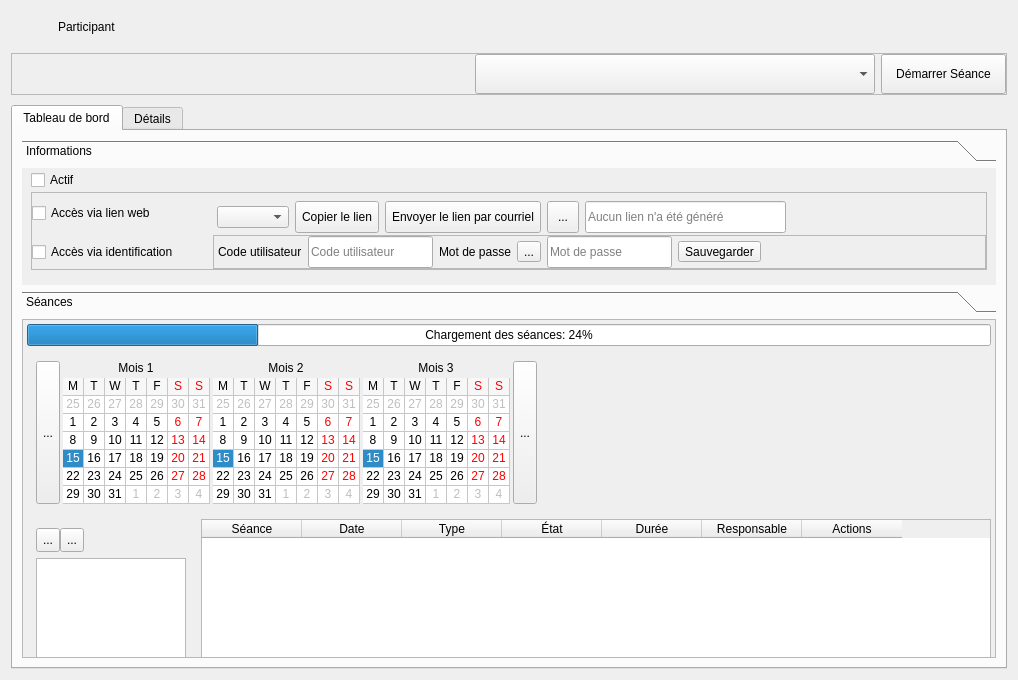
Qt form client/src/editors/ParticipantWidget.ui (introlab/openteraplus) before a commit.
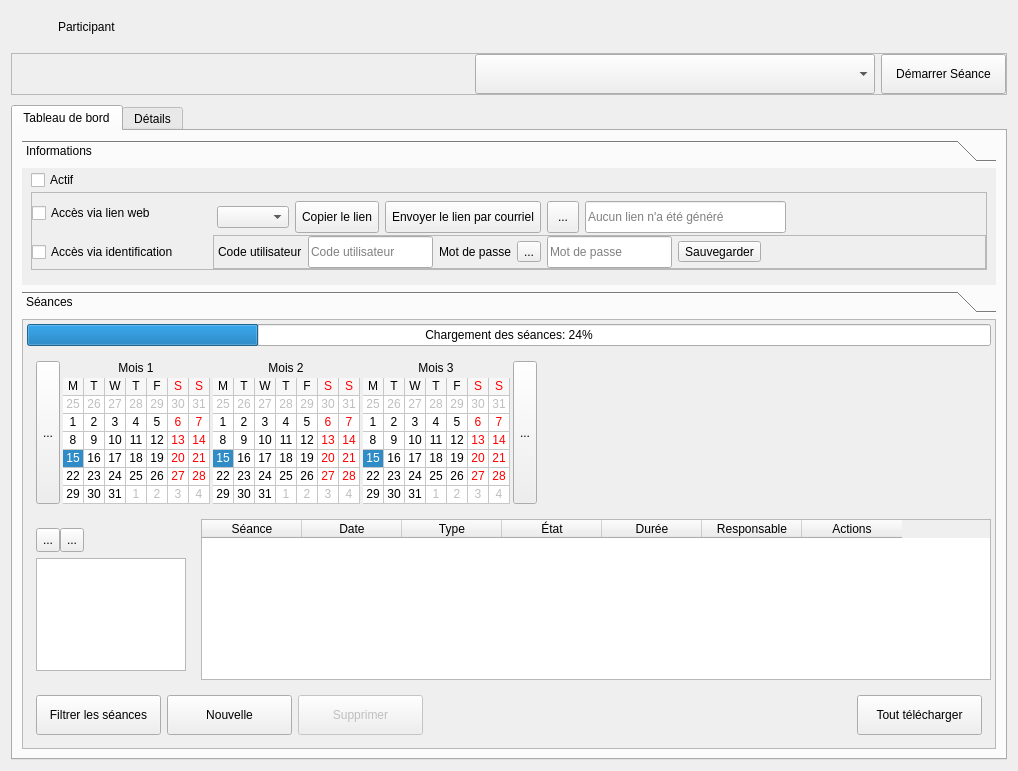
The same form after that commit. Icons and pictures are not drawn. Custom widgets are drawn as their Qt base class.

```diff
--- a/client/src/editors/ParticipantWidget.ui
+++ b/client/src/editors/ParticipantWidget.ui
@@ -7,7 +7,7 @@
     <x>0</x>
     <y>0</y>
     <width>1018</width>
-    <height>680</height>
+    <height>771</height>
    </rect>
   </property>
   <property name="windowTitle">
@@ -911,7 +911,7 @@
             <x>0</x>
             <y>0</y>
             <width>978</width>
-            <height>335</height>
+            <height>410</height>
            </rect>
           </property>
           <attribute name="label">
@@ -968,7 +968,7 @@
                 <x>0</x>
                 <y>0</y>
                 <width>976</width>
-                <height>432</height>
+                <height>448</height>
                </rect>
               </property>
               <layout class="QVBoxLayout" name="verticalLayout_5">
```
Left out of the diff: 2 changed lines with no effect on the pictures.
